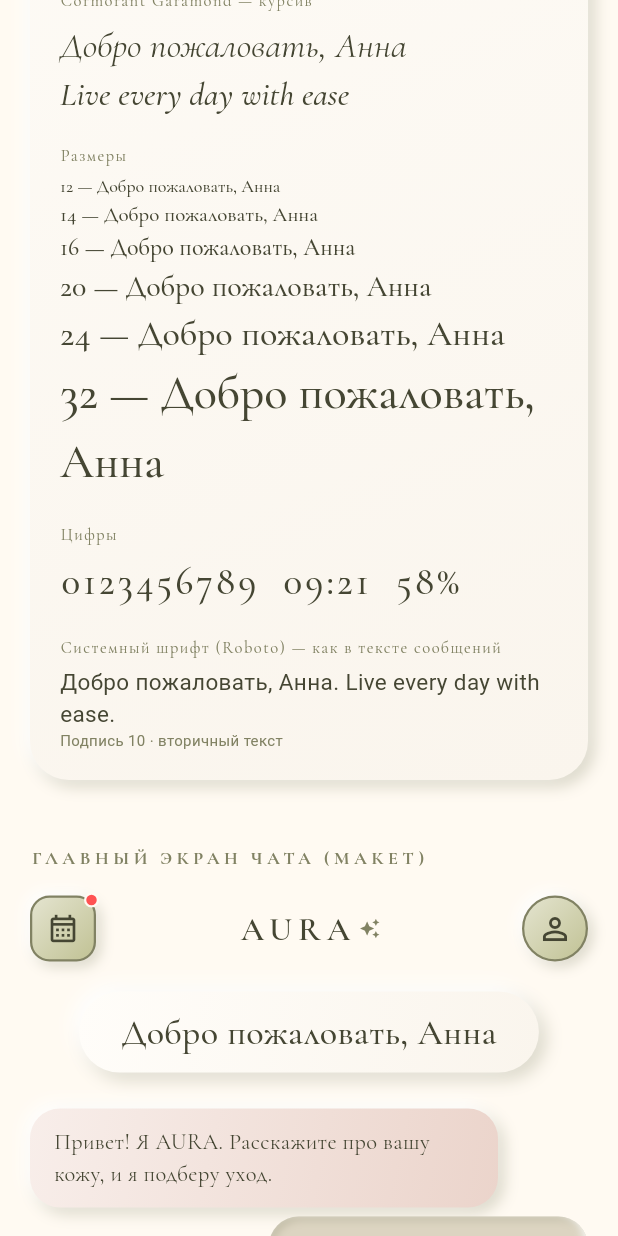
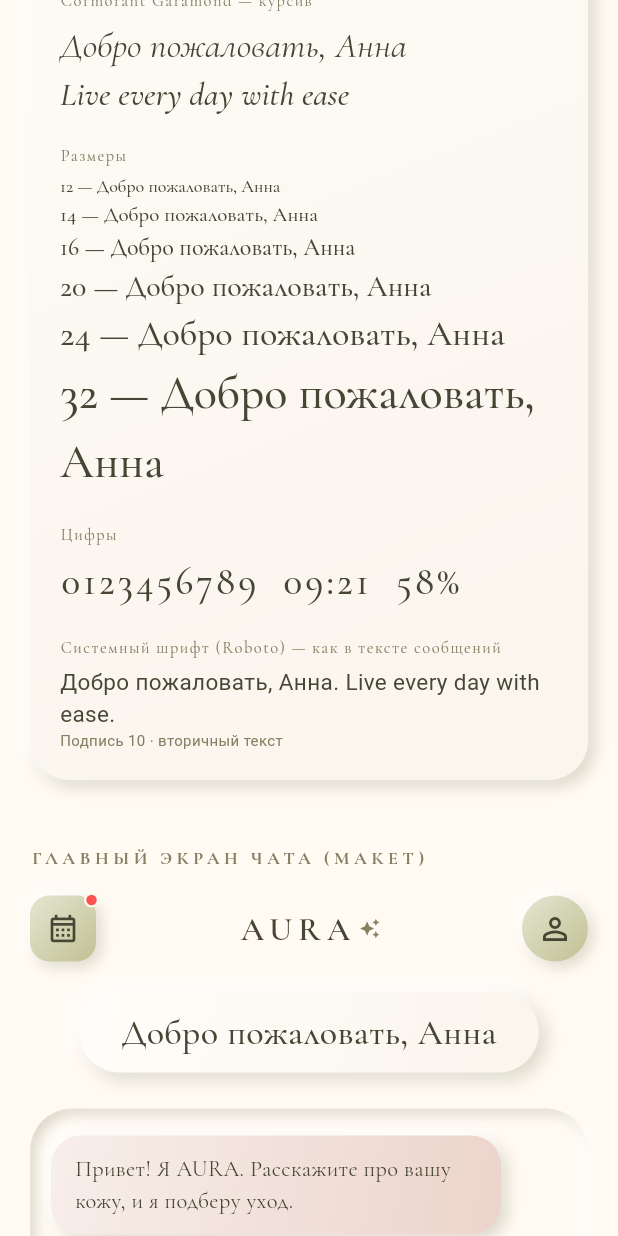
Before and after one commit to ShumakOFF46/Mind-mobile, a Flutter app: the screen it shows after launch, scrolled down 2304 dp, after a tap on the "calendar month" icon, on a phone screen of 412 x 824 dp. Run offline on Flutter 3.47's test engine with Material 3 defaults, Android fonts, the phone set to English and light mode, and no system bars.

Commit message:
feat(neu): buttons without contours, reliable press effect (raised->inset->raised via Listener + min press time); chat window inset with raised messages

```diff
--- a/lib/core/neu/neu_button.dart
+++ b/lib/core/neu/neu_button.dart
@@ -1,8 +1,18 @@
+import 'dart:async';
 import 'package:flutter/material.dart';
 import 'neu_surface.dart';
 
-/// Кнопка на `NeuSurface`: при нажатии «вдавливается» (raised → inset).
-/// `onTap == null` — кнопка неактивна, без эффекта нажатия.
+/// Кнопка на `NeuSurface`: при нажатии «вдавливается» (raised → inset),
+/// при отпускании возвращается в выпуклую. `onTap == null` — кнопка
+/// неактивна, без эффекта нажатия.
+///
+/// Состояние нажатия берётся из `Listener` (сырые события указателя), а не
+/// из `onTapDown` жеста: у `GestureDetector` `onTapDown` приходит с задержкой
+/// или только в момент отпускания, из-за чего быстрый тап не был виден.
+/// Минимальное время «вдавленного» состояния — `_minPress`, чтобы даже
+/// мгновенный тап заметно «продавливал» кнопку.
+///
+/// Нужны явные `width`/`height` (содержимое центрируется).
 class NeuButton extends StatefulWidget {
   final VoidCallback? onTap;
   final Widget child;
@@ -32,21 +42,53 @@
 }
 
 class _NeuButtonState extends State<NeuButton> {
+  static const _minPress = Duration(milliseconds: 140);
+
   bool _pressed = false;
+  DateTime? _downAt;
+  Timer? _releaseTimer;
 
-  void _setPressed(bool v) {
-    if (widget.onTap == null || _pressed == v) return;
-    setState(() => _pressed = v);
+  void _onDown(PointerDownEvent _) {
+    if (widget.onTap == null) return;
+    _releaseTimer?.cancel();
+    _downAt = DateTime.now();
+    if (!_pressed) setState(() => _pressed = true);
+  }
+
+  void _onUp(PointerEvent _) {
+    if (!_pressed) return;
+    final held = DateTime.now().difference(_downAt ?? DateTime.now());
+    final rest = _minPress - held;
+    if (rest <= Duration.zero) {
+      _release();
+    } else {
+      _releaseTimer = Timer(rest, _release);
+    }
+  }
+
+  void _release() {
+    if (mounted && _pressed) setState(() => _pressed = false);
+  }
+
+  @override
+  void dispose() {
+    _releaseTimer?.cancel();
+    super.dispose();
   }
 
   @override
   Widget build(BuildContext context) {
-    return GestureDetector(
+    return Listener(
       behavior: HitTestBehavior.opaque,
-      onTapDown: (_) => _setPressed(true),
-      onTapUp: (_) => _setPressed(false),
-      onTapCancel: () => _setPressed(false),
+      onPointerDown: _onDown,
+      onPointerUp: _onUp,
+      onPointerCancel: _onUp,
+      child: GestureDetector(
+        behavior: HitTestBehavior.opaque,
         onTap: widget.onTap,
+        child: AnimatedScale(
+          scale: _pressed ? 0.97 : 1,
+          duration: const Duration(milliseconds: 90),
           child: NeuSurface(
             depth: _pressed ? NeuDepth.inset : NeuDepth.raised,
             width: widget.width,
@@ -54,9 +96,12 @@
             radius: widget.radius,
             circle: widget.circle,
             color: widget.color,
-        intensity: widget.intensity,
+            // Утопленное состояние чуть сильнее, чтобы нажатие читалось.
+            intensity: widget.intensity * (_pressed ? 1.25 : 1),
             borderColor: widget.borderColor,
             child: Center(child: widget.child),
+          ),
+        ),
       ),
     );
   }
--- a/lib/showcase/neu_sections.dart
+++ b/lib/showcase/neu_sections.dart
@@ -32,26 +32,46 @@
           ),
         ),
         const SizedBox(height: 24),
+        // Окно переписки — утопленное, сообщения внутри — выпуклые.
+        NeuSurface(
+          depth: NeuDepth.inset,
+          radius: 28,
+          intensity: 0.9,
+          padding: const EdgeInsets.fromLTRB(14, 18, 14, 12),
+          child: Column(
+            crossAxisAlignment: CrossAxisAlignment.stretch,
+            children: [
               Align(
                 alignment: Alignment.centerLeft,
                 child: Padding(
-            padding: const EdgeInsets.only(bottom: 6, right: 60),
+                  padding: const EdgeInsets.only(bottom: 12, right: 44),
                   child: _Bubble(
                     text: 'Привет! Я AURA. Расскажите про вашу кожу, и я подберу уход.',
                     color: c.aiBubble,
-              depth: NeuDepth.raised,
                   ),
                 ),
               ),
               Align(
                 alignment: Alignment.centerRight,
                 child: Padding(
-            padding: const EdgeInsets.only(bottom: 6, left: 60),
+                  padding: const EdgeInsets.only(bottom: 12, left: 44),
                   child: _Bubble(
                     text: 'Кожа сухая, особенно зимой.',
                     color: c.userBubble,
-              depth: NeuDepth.inset,
                   ),
+                ),
+              ),
+              Align(
+                alignment: Alignment.centerLeft,
+                child: Padding(
+                  padding: const EdgeInsets.only(bottom: 6, right: 44),
+                  child: _Bubble(
+                    text: 'Поняла. Подберём мягкое очищение и плотный крем.',
+                    color: c.aiBubble,
+                  ),
+                ),
+              ),
+            ],
           ),
         ),
         const SizedBox(height: 16),
@@ -78,7 +98,6 @@
               height: 44,
               radius: 13,
               color: c.surface,
-              borderColor: c.strokeGreen,
               onTap: () {},
               child: Icon(Icons.calendar_month_outlined, color: c.textDark, size: 22),
             ),
@@ -114,7 +133,6 @@
           width: 44,
           height: 44,
           color: c.surface,
-          borderColor: c.strokeGreen,
           onTap: () {},
           child: Icon(Icons.person_outline, color: c.textDark, size: 24),
         ),
@@ -126,14 +144,12 @@
 class _Bubble extends StatelessWidget {
   final String text;
   final Color color;
-  final NeuDepth depth;
 
-  const _Bubble({required this.text, required this.color, required this.depth});
+  const _Bubble({required this.text, required this.color});
 
   @override
   Widget build(BuildContext context) {
     return NeuSurface(
-      depth: depth,
       radius: 20,
       intensity: 0.6,
       color: color,
@@ -161,7 +177,6 @@
             width: 36,
             height: 36,
             color: c.aiBubble,
-            borderColor: c.strokePink,
             onTap: () {},
             child: Icon(Icons.attach_file_rounded, color: c.textDark, size: 20),
           ),
@@ -175,7 +190,6 @@
             width: 38,
             height: 38,
             color: c.accent,
-            borderColor: c.strokeGreen,
             onTap: () {},
             child: Icon(Icons.send_rounded, color: c.bg, size: 19),
           ),
@@ -254,7 +268,6 @@
               height: 72,
               intensity: 1,
               color: c.surface,
-              borderColor: c.strokeGreen,
               onTap: () => setState(() => _taps++),
               child: Text('$_taps', style: TextStyle(color: c.textDark, fontSize: 24)),
             ),
--- a/lib/showcase/palette_section.dart
+++ b/lib/showcase/palette_section.dart
@@ -178,17 +178,17 @@
       children: [
         NeuButton(
           width: 130, height: 46, radius: 23, intensity: 0.6,
-          color: c.surface, borderColor: c.strokeGreen, onTap: () {},
+          color: c.surface, onTap: () {},
           child: label('Зелёная', c.textDark),
         ),
         NeuButton(
           width: 130, height: 46, radius: 23, intensity: 0.6,
-          color: c.aiBubble, borderColor: c.strokePink, onTap: () {},
+          color: c.aiBubble, onTap: () {},
           child: label('Розовая', c.textDark),
         ),
         NeuButton(
           width: 130, height: 46, radius: 23, intensity: 0.6,
-          color: c.accent, borderColor: c.strokeGreen, onTap: () {},
+          color: c.accent, onTap: () {},
           child: label('Акцент', c.bg),
         ),
         NeuButton(
```
Also changed, not shown: 1 other file. Lines whose indentation alone changed are shown as unchanged.
